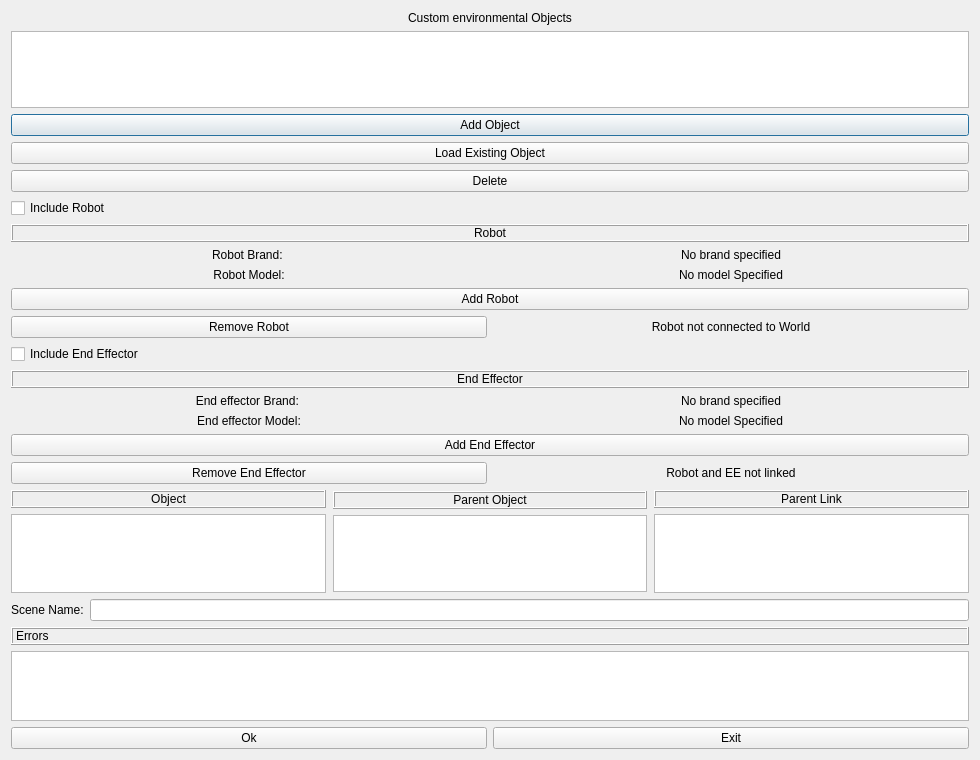
Mukaram01/Easy_Manipulator_Improved, file workcell_builder/workcell_builder/gui/addscene.ui: the form before one commit.
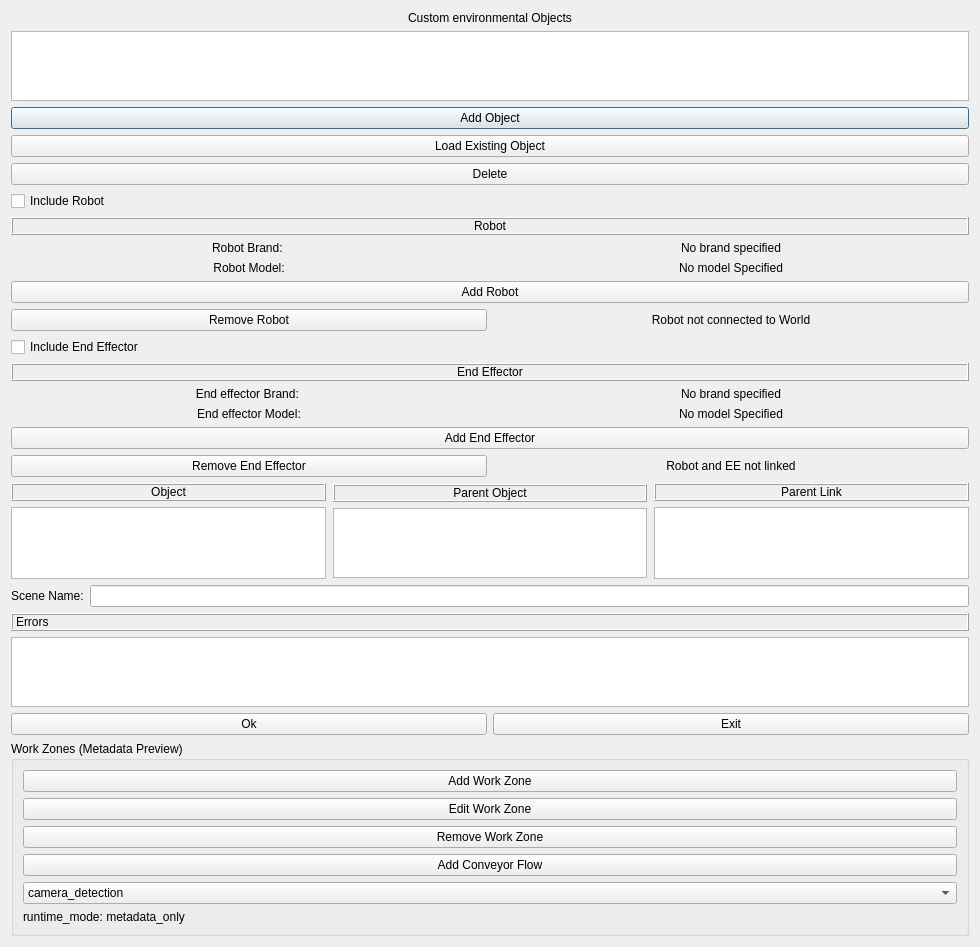
The form after the commit.

Commit message: Add metadata-only work zones and conveyor flow preview schema

What changed in the file:
```diff
--- a/workcell_builder/workcell_builder/gui/addscene.ui
+++ b/workcell_builder/workcell_builder/gui/addscene.ui
@@ -451,7 +451,20 @@
      </item>
     </layout>
    </item>
-  </layout>
+         <item>
+        <widget class="QGroupBox" name="work_zone_group">
+         <property name="title"><string>Work Zones (Metadata Preview)</string></property>
+         <layout class="QVBoxLayout" name="work_zone_layout">
+          <item><widget class="QPushButton" name="add_work_zone"><property name="text"><string>Add Work Zone</string></property></widget></item>
+          <item><widget class="QPushButton" name="edit_work_zone"><property name="text"><string>Edit Work Zone</string></property></widget></item>
+          <item><widget class="QPushButton" name="remove_work_zone"><property name="text"><string>Remove Work Zone</string></property></widget></item>
+          <item><widget class="QPushButton" name="add_conveyor_flow"><property name="text"><string>Add Conveyor Flow</string></property></widget></item>
+          <item><widget class="QComboBox" name="work_zone_type_combo"><item><property name="text"><string>camera_detection</string></property></item><item><property name="text"><string>robot_pick</string></property></item><item><property name="text"><string>robot_place</string></property></item><item><property name="text"><string>inspection</string></property></item><item><property name="text"><string>safety_exclusion_preview</string></property></item></widget></item>
+          <item><widget class="QLabel" name="runtime_mode_label"><property name="text"><string>runtime_mode: metadata_only</string></property></widget></item>
+         </layout>
+        </widget>
+       </item>
+</layout>
  </widget>
  <resources/>
  <connections/>
```
The commit also changes 9 other files.
